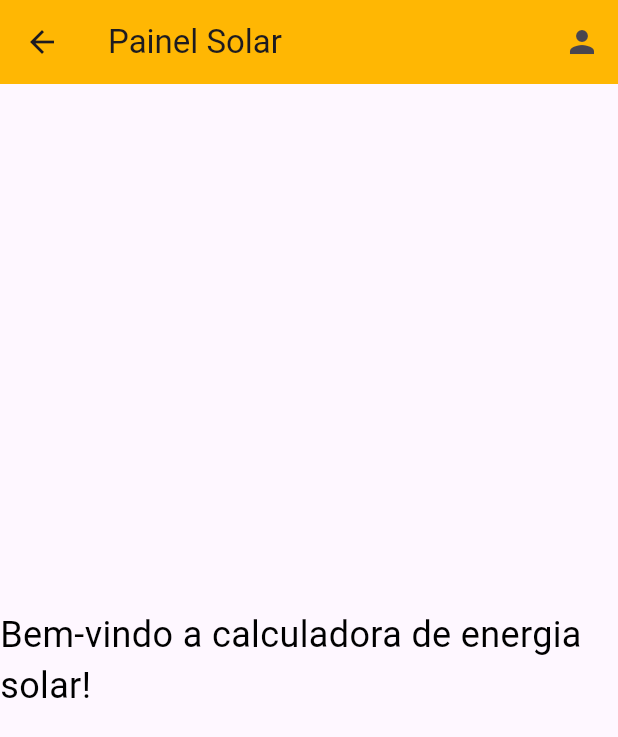
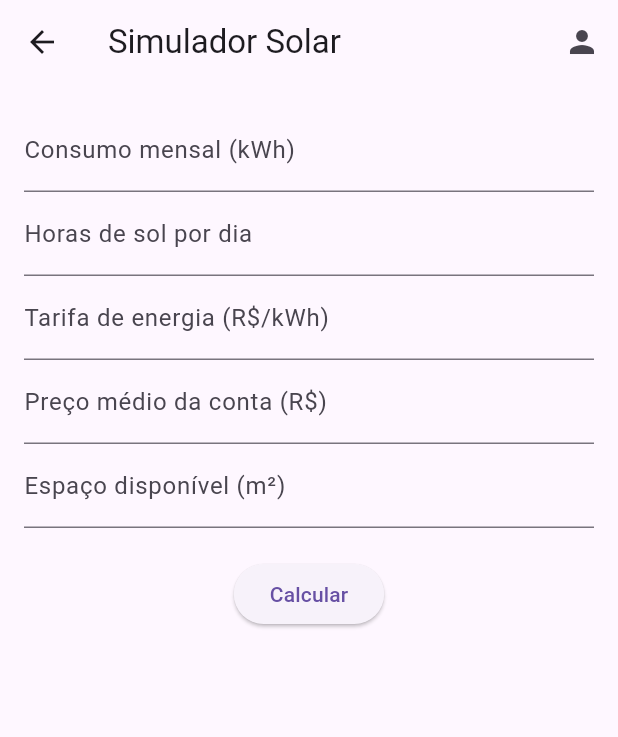
Before and after one commit to Srsups/Solar-panel-pricing-survey, a Flutter app: the HomeScreen screen opened directly, on a phone screen of 412 x 824 dp. Shown: the top 737 px of the screen. Run offline on Flutter 3.47's test engine with Material 3 defaults, Android fonts, the phone set to English and light mode, and no system bars; our stand-ins replace font_awesome_flutter, go_router, google_fonts.

Commit message:
API call to calculate the solar panels pricing survey

```diff
--- a/flutter-app/painel/lib/screens/LoginScreen.dart
+++ b/flutter-app/painel/lib/screens/LoginScreen.dart
@@ -3,6 +3,8 @@ import 'package:flutter/material.dart';
 import 'package:google_fonts/google_fonts.dart';
 import 'package:go_router/go_router.dart';
 import 'package:font_awesome_flutter/font_awesome_flutter.dart';
+import 'package:http/http.dart' as http;
+import 'dart:convert';
 
 void main() => runApp(SolarLoginApp());
 
@@ -33,6 +35,8 @@ class SolarLoginApp extends StatelessWidget {
     ],
   );
 
+  SolarLoginApp({super.key});
+
   @override
   Widget build(BuildContext context) {
     return MaterialApp.router(
@@ -49,6 +53,8 @@ class LoginScreen extends StatelessWidget {
   final Color primaryColor = Color(0xFF023047);
   final Color accentColor = Color(0xFF219EBC);
   final Color darkBlue = Color(0xFF023047);
+
+  LoginScreen({super.key});
 
   @override
   Widget build(BuildContext context) {
@@ -236,29 +242,163 @@ class LoginScreen extends StatelessWidget {
   }
 }
 
-class HomeScreen extends StatelessWidget {
+class HomeScreen extends StatefulWidget {
+  HomeScreen({super.key});
+
+  @override
+  _HomeScreenState createState() => _HomeScreenState();
+}
+
+class _HomeScreenState extends State<HomeScreen> {
+  final _consumoController    = TextEditingController();
+  final _horasSolController   = TextEditingController();
+  final _tarifaController     = TextEditingController();
+  final _precoContaController = TextEditingController();
+  final _espacoController     = TextEditingController();
+
+  bool _loading = false;
+  Map<String, dynamic>? _resultado;
+
+  Future<void> calcularSistema() async {
+    // validação simples
+    if (_consumoController.text.isEmpty ||
+        _horasSolController.text.isEmpty ||
+        _tarifaController.text.isEmpty ||
+        _precoContaController.text.isEmpty ||
+        _espacoController.text.isEmpty) {
+      ScaffoldMessenger.of(context).showSnackBar(
+        SnackBar(content: Text('Por favor, preencha todos os campos')),
+      );
+      return;
+    }
+
+    setState(() {
+      _loading = true;
+      _resultado = null;
+    });
+
+    try {
+      final url = Uri.parse('http://000.000.00.000:5000/calcular'); // colocar o ip da máquina (talvez precise habilitar a porta 5000 no firewall)
+      final body = {
+        'consumo_mensal_kwh':    double.parse(_consumoController.text),
+        'horas_sol_dia':         double.parse(_horasSolController.text),
+        'tarifa_energia':        double.parse(_tarifaController.text),
+        'preco_medio_conta':     double.parse(_precoContaController.text),
+        'espaco_disponivel_m2':  double.parse(_espacoController.text),
+      };
+
+      final resp = await http.post(
+        url,
+        headers: {'Content-Type': 'application/json'},
+        body: jsonEncode(body),
+      );
+
+      if (resp.statusCode == 200) {
+        setState(() => _resultado = jsonDecode(resp.body));
+      } else {
+        ScaffoldMessenger.of(context).showSnackBar(
+          SnackBar(content: Text('Erro ao calcular: ${resp.statusCode}')),
+        );
+      }
+    } catch (e) {
+      ScaffoldMessenger.of(context).showSnackBar(
+        SnackBar(content: Text('Erro de conexão: $e')),
+      );
+    } finally {
+      setState(() => _loading = false);
+    }
+  }
+
+  @override
+  void dispose() {
+    _consumoController.dispose();
+    _horasSolController.dispose();
+    _tarifaController.dispose();
+    _precoContaController.dispose();
+    _espacoController.dispose();
+    super.dispose();
+  }
+
+  Widget _buildResultado() {
+    if (_resultado == null) return SizedBox();
+    return Column(
+      crossAxisAlignment: CrossAxisAlignment.start,
+      children: [
+        Divider(),
+        Text('Resultados:', style: TextStyle(fontSize: 18, fontWeight: FontWeight.bold)),
+        Text('Potência necessária: ${_resultado!['potencia_necessaria_kwp']} kWp'),
+        Text('Quantidade de painéis: ${_resultado!['quantidade_paineis']}'),
+        Text('Área necessária: ${_resultado!['area_necessaria_m2']} m²'),
+        Text('Espaço disponível: ${_resultado!['espaco_disponivel_m2']} m²'),
+        Text('Espaço suficiente? ${_resultado!['espaco_suficiente'] ? 'Sim' : 'Não'}'),
+        if (!_resultado!['espaco_suficiente'])
+          Text('Área extra necessária: ${_resultado!['area_extra_necessaria_m2']} m²'),
+        Text('Custo total: R\$ ${_resultado!['custo_total_r\$']}'),
+        Text('Payback: ${_resultado!['payback_anos']} anos'),
+      ],
+    );
+  }
+
   @override
   Widget build(BuildContext context) {
     return Scaffold(
       appBar: AppBar(
-        title: Text('Painel Solar'),
-        backgroundColor: Color(0xFFFFB703),
+        title: Text('Simulador Solar'),
         actions: [
           IconButton(
             icon: Icon(Icons.person),
             onPressed: () => context.go('/profile'),
-          )
+          ),
         ],
       ),
-      body: Center(
-        child: Text('Bem-vindo a calculadora de energia solar!',
-            style: TextStyle(fontSize: 24, color: Colors.black)),
+      body: SingleChildScrollView(
+        padding: const EdgeInsets.all(16),
+        child: Column(
+          children: [
+            TextField(
+              controller: _consumoController,
+              keyboardType: TextInputType.numberWithOptions(decimal: true),
+              decoration: InputDecoration(labelText: 'Consumo mensal (kWh)'),
+            ),
+            TextField(
+              controller: _horasSolController,
+              keyboardType: TextInputType.numberWithOptions(decimal: true),
+              decoration: InputDecoration(labelText: 'Horas de sol por dia'),
+            ),
+            TextField(
+              controller: _tarifaController,
+              keyboardType: TextInputType.numberWithOptions(decimal: true),
+              decoration: InputDecoration(labelText: 'Tarifa de energia (R\$/kWh)'),
+            ),
+            TextField(
+              controller: _precoContaController,
+              keyboardType: TextInputType.numberWithOptions(decimal: true),
+              decoration: InputDecoration(labelText: 'Preço médio da conta (R\$)'),
+            ),
+            TextField(
+              controller: _espacoController,
+              keyboardType: TextInputType.numberWithOptions(decimal: true),
+              decoration: InputDecoration(labelText: 'Espaço disponível (m²)'),
+            ),
+            const SizedBox(height: 20),
+            ElevatedButton(
+              onPressed: _loading ? null : calcularSistema,
+              child: _loading
+                  ? CircularProgressIndicator(color: Colors.white)
+                  : Text('Calcular'),
+            ),
+            const SizedBox(height: 20),
+            _buildResultado(),
+          ],
+        ),
       ),
     );
   }
 }
 
 class ProfileScreen extends StatelessWidget {
+  const ProfileScreen({super.key});
+
   @override
   Widget build(BuildContext context) {
     return Scaffold(
@@ -286,6 +426,8 @@ class ProfileScreen extends StatelessWidget {
 }
 
 class ForgotPasswordScreen extends StatelessWidget {
+  const ForgotPasswordScreen({super.key});
+
   @override
   Widget build(BuildContext context) {
     return Scaffold(
@@ -302,6 +444,8 @@ class ForgotPasswordScreen extends StatelessWidget {
 }
 
 class CreateAccountScreen extends StatelessWidget {
+  const CreateAccountScreen({super.key});
+
   @override
   Widget build(BuildContext context) {
     return Scaffold(
```
